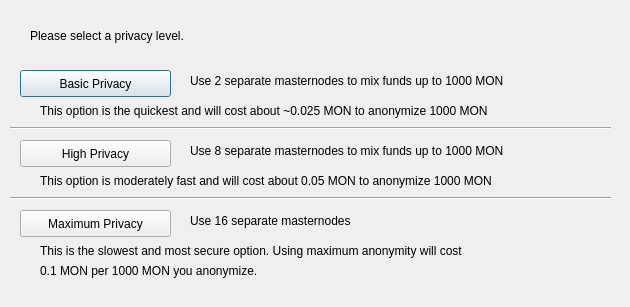
First picture: the form in src/qt/forms/darksendconfig.ui, repository Bitcoin-Monster/BTCMonster, before the edit.
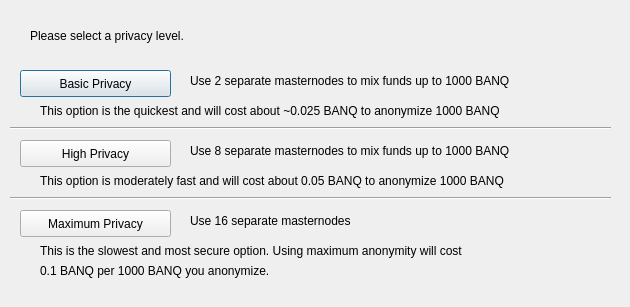
Second picture: the form after the edit.

```diff
--- a/src/qt/forms/darksendconfig.ui
+++ b/src/qt/forms/darksendconfig.ui
@@ -75,7 +75,7 @@
     </rect>
    </property>
    <property name="text">
-    <string>Use 2 separate masternodes to mix funds up to 1000 MON</string>
+    <string>Use 2 separate masternodes to mix funds up to 1000 BANQ</string>
    </property>
   </widget>
   <widget class="QLabel" name="label_3">
@@ -88,7 +88,7 @@
     </rect>
    </property>
    <property name="text">
-    <string>Use 8 separate masternodes to mix funds up to 1000 MON</string>
+    <string>Use 8 separate masternodes to mix funds up to 1000 BANQ</string>
    </property>
   </widget>
   <widget class="QLabel" name="label_4">
@@ -114,7 +114,7 @@
     </rect>
    </property>
    <property name="text">
-    <string>This option is the quickest and will cost about ~0.025 MON to anonymize 1000 MON</string>
+    <string>This option is the quickest and will cost about ~0.025 BANQ to anonymize 1000 BANQ</string>
    </property>
   </widget>
   <widget class="QLabel" name="label_7">
@@ -127,7 +127,7 @@
     </rect>
    </property>
    <property name="text">
-    <string>This option is moderately fast and will cost about 0.05 MON to anonymize 1000 MON</string>
+    <string>This option is moderately fast and will cost about 0.05 BANQ to anonymize 1000 BANQ</string>
    </property>
   </widget>
   <widget class="QLabel" name="label_8">
@@ -153,7 +153,7 @@
     </rect>
    </property>
    <property name="text">
-    <string>0.1 MON per 1000 MON you anonymize.</string>
+    <string>0.1 BANQ per 1000 BANQ you anonymize.</string>
    </property>
   </widget>
   <widget class="Line" name="line">
```
